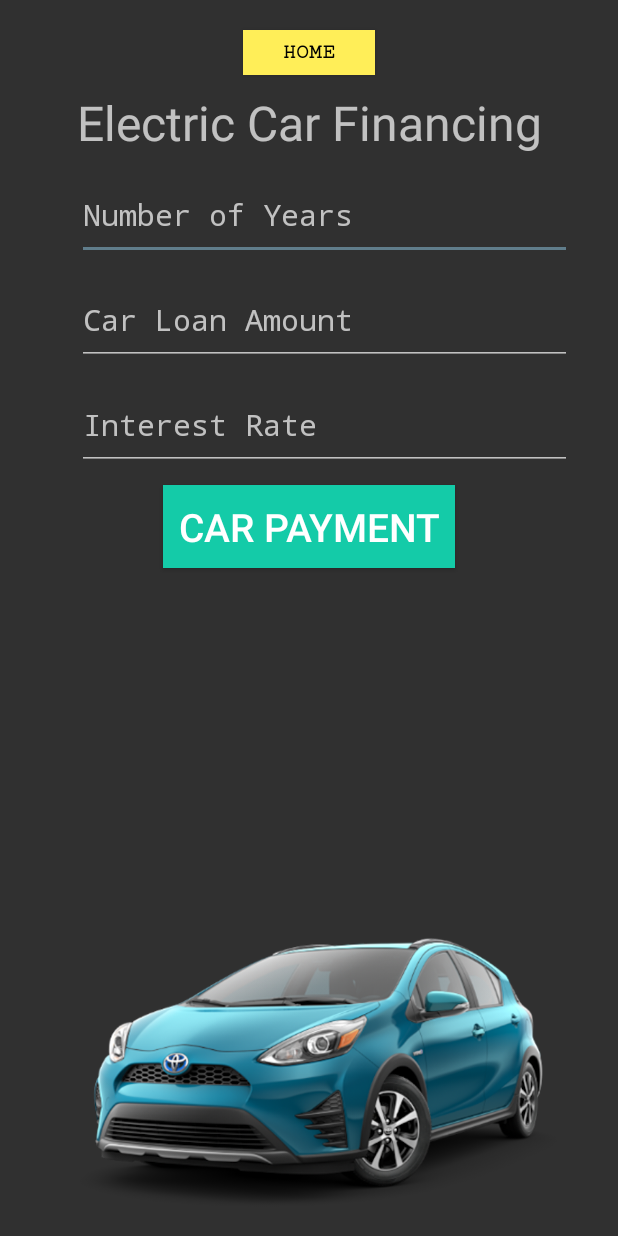
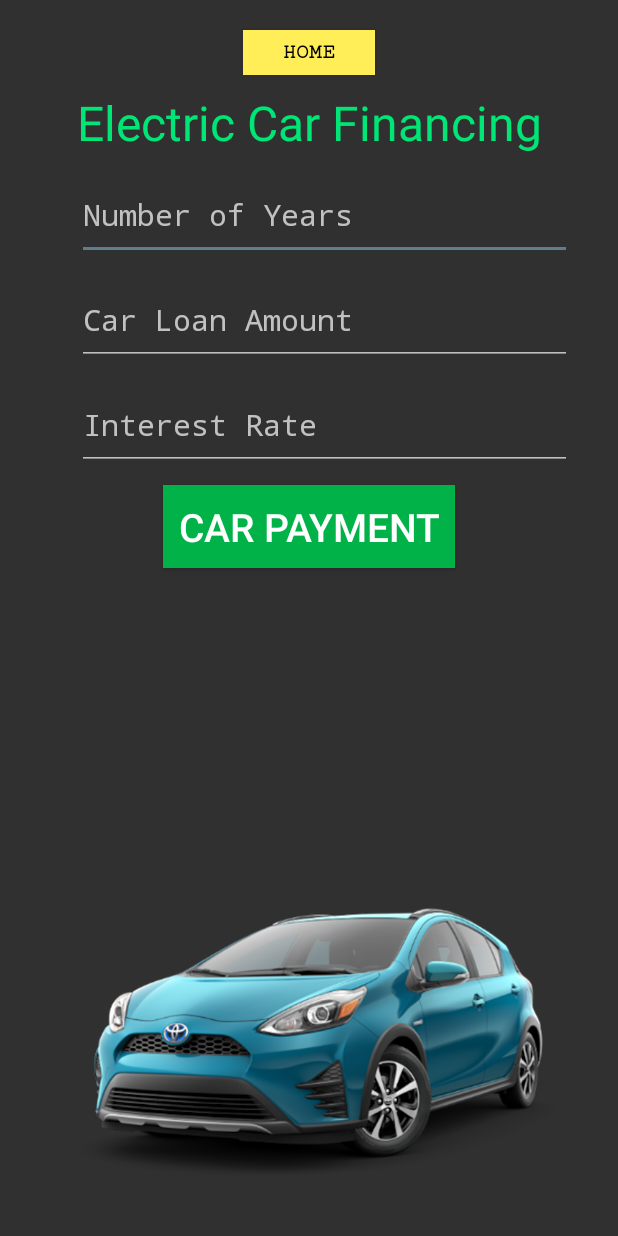
Before and after one commit to ricardohuang81/android-final-pigeon, an Android app: the Car screen opened directly, with no data from a screen before it, on a phone screen of 412 x 824 dp. Run offline under Robolectric (Android 15) with nearby library versions, the phone set to English and light mode, and no system bars.

```diff
--- a/app/src/main/java/qcc/cuny/project_3_huang/MainActivity.java
+++ b/app/src/main/java/qcc/cuny/project_3_huang/MainActivity.java
@@ -105,7 +105,7 @@ public class MainActivity extends AppCompatActivity {
             }
         });
 
-        // Button to link Test Activity
+        // Button to link Endangered Activity
         btnEndangeredApp.setOnClickListener(new View.OnClickListener() {
             @Override
             public void onClick(View view) {
--- a/app/src/main/res/layout/activity_car.xml
+++ b/app/src/main/res/layout/activity_car.xml
@@ -28,6 +28,7 @@
         android:layout_height="wrap_content"
         android:text="@string/txtTitle"
         android:textSize="32sp"
+        android:textColor="@color/carColorPrimary"
         app:layout_constraintLeft_toLeftOf="parent"
         app:layout_constraintRight_toRightOf="parent"
         app:layout_constraintTop_toBottomOf="@id/btnHome"
@@ -37,6 +38,7 @@
         android:id="@+id/txtYears"
         android:layout_width="330dp"
         android:layout_height="60dp"
+        android:textColor="#ffee58"
         android:hint="@string/txtYears"
         android:textSize="20sp"
         android:typeface="monospace"
@@ -51,6 +53,7 @@
         android:id="@+id/txtLoan"
         android:layout_width="330dp"
         android:layout_height="60dp"
+        android:textColor="#ffee58"
         android:hint="@string/txtLoan"
         android:textSize="20sp"
         android:typeface="monospace"
@@ -65,6 +68,7 @@
         android:id="@+id/txtInterest"
         android:layout_width="330dp"
         android:layout_height="60dp"
+        android:textColor="#ffee58"
         android:hint="@string/txtInterest"
         android:textSize="20sp"
         android:typeface="monospace"
@@ -82,7 +86,7 @@
         android:padding="10dp"
         android:text="CAR PAYMENT"
         android:textSize="26sp"
-        android:background="@color/colorPrimaryDark"
+        android:background="@color/carColorPrimaryDark"
         android:layout_marginTop="10dp"
         app:layout_constraintTop_toBottomOf="@+id/txtInterest"
         app:layout_constraintRight_toRightOf="parent"
@@ -96,6 +100,7 @@
         app:layout_constraintBottom_toBottomOf="parent"
         app:layout_constraintEnd_toEndOf="parent"
         app:layout_constraintStart_toStartOf="parent"
+        android:layout_marginBottom="20dp"
         app:srcCompat="@drawable/prius"
         />
 
@@ -105,7 +110,7 @@
         android:layout_height="wrap_content"
         android:padding="10dp"
         android:textSize="22sp"
-        android:textColor="@color/colorAccent"
+        android:textColor="@color/carColorAccent"
         android:textAlignment="center"
         android:layout_marginTop="50dp"
         app:layout_constraintTop_toTopOf="parent"
--- a/app/src/main/res/layout/activity_splash.xml
+++ b/app/src/main/res/layout/activity_splash.xml
@@ -13,7 +13,7 @@
         android:layout_height="wrap_content"
         android:layout_marginTop="20dp"
         android:fontFamily="serif-monospace"
-        android:text="WELCOME FRIEND"
+        android:text="WELCOME HUMAN"
         android:textColor="@color/colorPrimary"
         android:textSize="32sp"
         android:textStyle="bold"
--- a/app/src/main/res/values/colors.xml
+++ b/app/src/main/res/values/colors.xml
@@ -6,4 +6,11 @@
     <color name="colorAccent">#607d8b</color>
     <color name="colorAccentDark">#34515e</color>
     <color name="colorAccentLight">#8eacbb</color>
+    <!-- Car Colors -->
+    <color name="carColorPrimary">#00e676</color>
+    <color name="carColorPrimaryDark">#00b248</color>
+    <color name="carColorPrimaryLight">#66ffa6</color>
+    <color name="carColorAccent">#ffc107</color>
+    <color name="carColorAccentDark">#c79100</color>
+    <color name="carColorAccentLight">#fff350</color>
 </resources>
```
Also changed, not shown: app/src/main/java/qcc/cuny/project_3_huang/Buildings.java (+9 -8 lines), app/src/main/res/layout/activity_buildings.xml (+0 -8 lines), app/src/main/res/drawable-v24/money.png.
